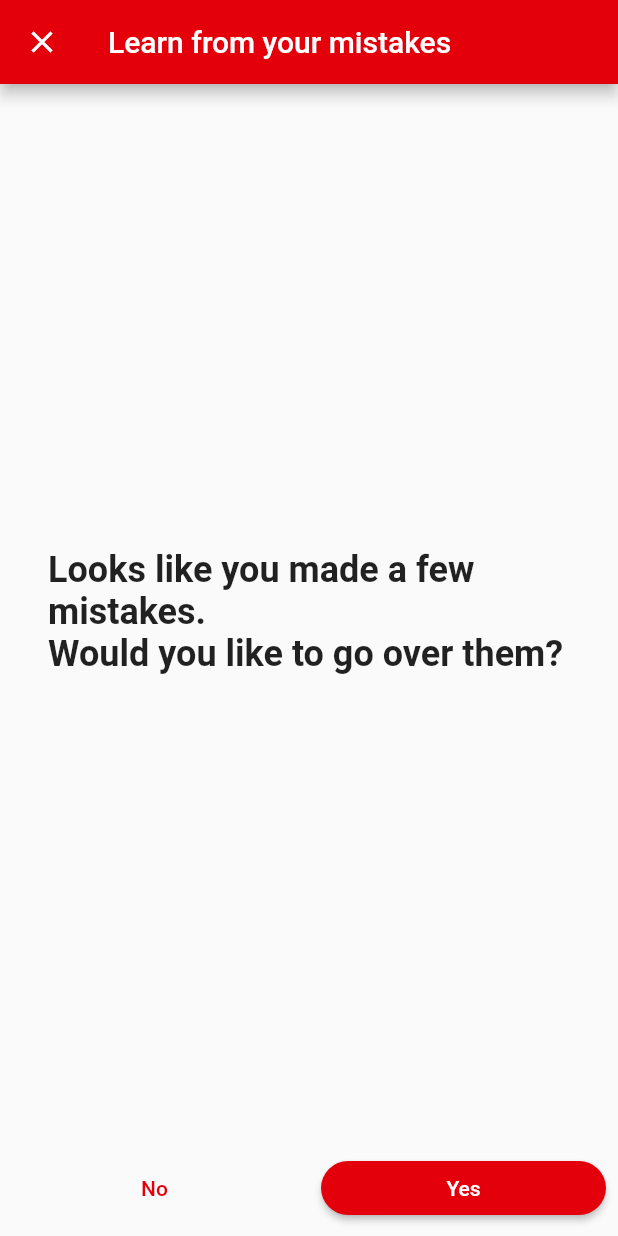
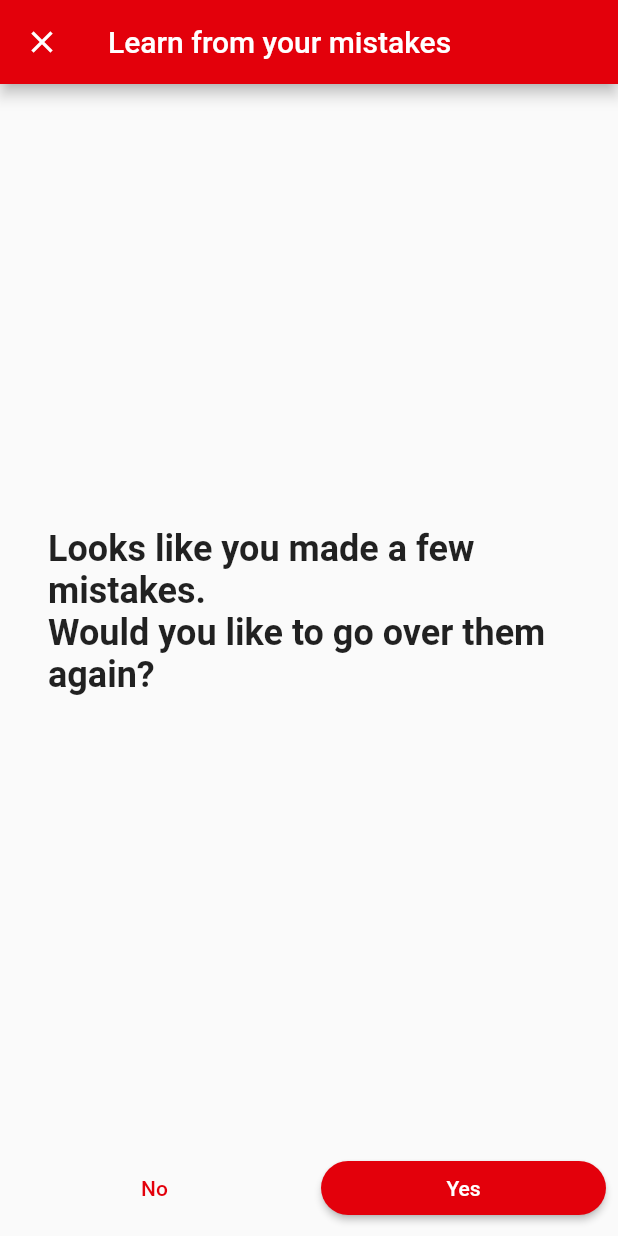
Before and after one commit to Signbank/sign-app, a Flutter app: the QuizNotificationDialog screen opened directly with empty values, on a phone screen of 412 x 824 dp. Run offline on Flutter 3.47's test engine with Material 2 defaults, Android fonts, the phone set to English and light mode, and no system bars; our stand-ins replace video_player; generated files the repository leaves out were written again.

Commit message:
Added text to eng arb file

```diff
--- a/flutter/lib/views/quiz_notification_view.dart
+++ b/flutter/lib/views/quiz_notification_view.dart
@@ -8,11 +8,11 @@ class QuizNotificationDialog extends StatelessWidget {
 
   @override
   Widget build(BuildContext context) {
-    String title = isDone ? "Quiz completed" : "Learn from your mistakes";
+    String title = isDone ?  AppLocalizations.of(context)!.quizCompletedTitle : AppLocalizations.of(context)!.quizRepeatWrongAnswerTitle;
     String text = isDone
-        ? "Well done you completed the whole list!"
-        : "Looks like you made a few mistakes.\nWould you like to go over them?";
-    String buttonText = isDone ? "Go back home" : "Yes";
+        ? AppLocalizations.of(context)!.quizCompletedBody
+        : AppLocalizations.of(context)!.quizRepeatWrongAnswerBody;
+    String buttonText = isDone ? AppLocalizations.of(context)!.goBackHome : AppLocalizations.of(context)!.yes;
     return Scaffold(
       appBar: AppBar(
         leading: IconButton(
@@ -39,7 +39,7 @@ class QuizNotificationDialog extends StatelessWidget {
               visible: !isDone,
               child: Expanded(
                 child: TextButton(
-                  child: const Text("No"),
+                  child: Text(AppLocalizations.of(context)!.no),
                   onPressed: () => Navigator.popUntil(
                       context, ModalRoute.withName(Navigator.defaultRouteName)),
                 ),
```
Also changed, not shown: flutter/lib/controllers/quiz_controller.dart (+17 -3 lines), flutter/lib/l10n/app_en.arb (+11 -1 lines), flutter/lib/views/quiz_page.dart (+8 -4 lines).
